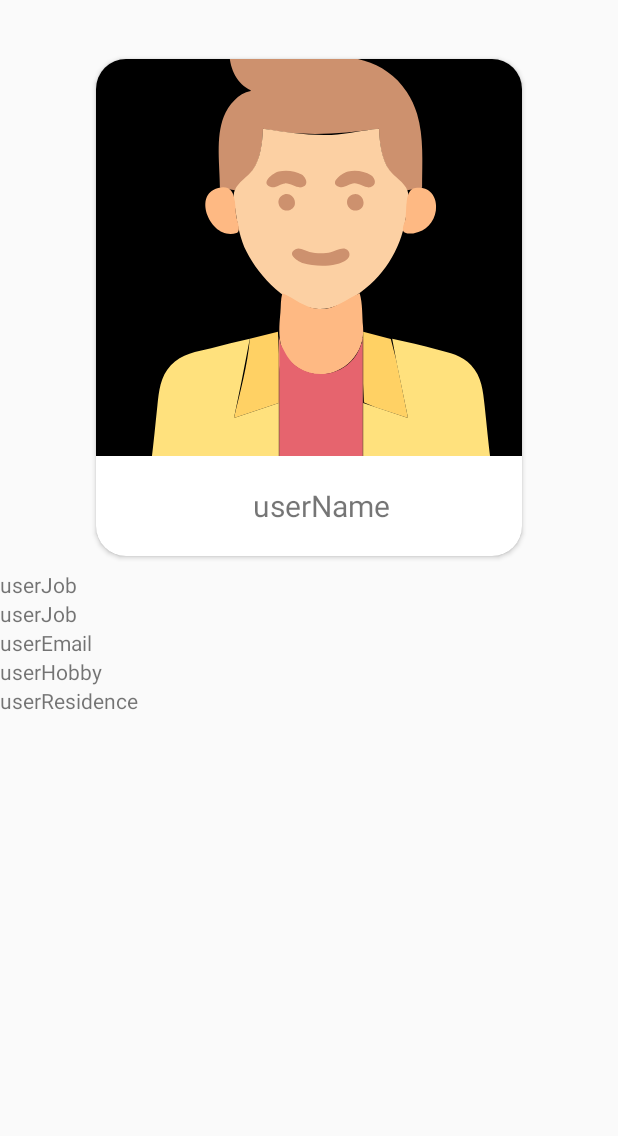
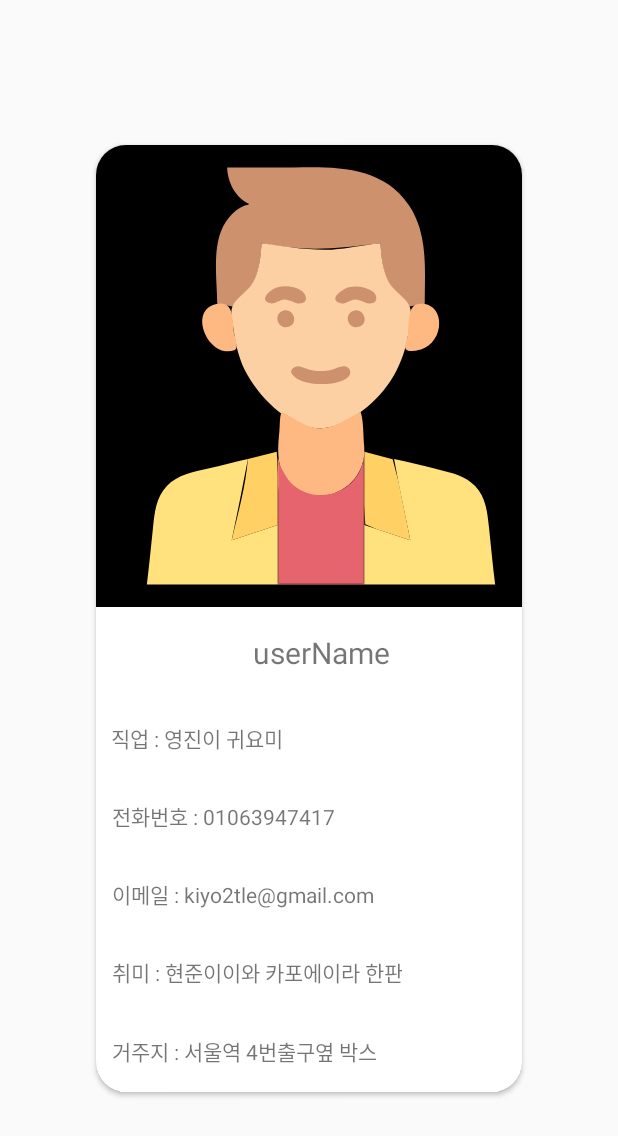
Before and after one commit to 2tle/Gayting, an Android app: the layout user_profiles.xml on its own in the app's theme, with its tools: preview values and no code run, on a phone screen of 412 x 824 dp. Shown: the top 1136 px of the screen. Run offline under Robolectric (Android 15) with nearby library versions, the light colour scheme and no system bars.

Commit message:
글자수 한줄 넘어가면 ... 대체

```diff
--- a/app/src/main/res/layout/user_profile_item.xml
+++ b/app/src/main/res/layout/user_profile_item.xml
@@ -31,7 +31,9 @@
                 android:layout_height="0dp"
                 android:layout_weight="0.3"
                 android:text="userName"
-                android:textSize="20dp" />
+                android:textSize="20dp"
+                android:ellipsize="end"
+                android:singleLine="true"/>
 
         </LinearLayout>
 
--- a/app/src/main/res/layout/user_profiles.xml
+++ b/app/src/main/res/layout/user_profiles.xml
@@ -16,14 +16,14 @@
         <androidx.cardview.widget.CardView
             android:id="@+id/userGenderCard"
             android:layout_width="300dp"
-            android:layout_height="350dp"
+            android:layout_height="650dp"
             app:cardCornerRadius="20dp"
-            android:layout_marginTop="30dp"
             android:layout_gravity="center"
             app:cardUseCompatPadding="true"
             app:layout_constraintTop_toTopOf="parent"
             app:layout_constraintStart_toStartOf="parent"
-            app:layout_constraintEnd_toEndOf="parent">
+            app:layout_constraintEnd_toEndOf="parent"
+            app:layout_constraintBottom_toBottomOf="parent">
             <LinearLayout
                 android:layout_width="match_parent"
                 android:layout_height="match_parent"
@@ -31,7 +31,7 @@
                 <ImageView
                     android:layout_width="300dp"
                     android:layout_height="0dp"
-                    android:layout_weight="0.8"
+                    android:layout_weight="0.5"
                     android:scaleType="centerCrop"
                     android:src="@drawable/ic_youngman"/>
                 <TextView
@@ -39,52 +39,72 @@
                     android:id="@+id/userName"
                     android:layout_width="300dp"
                     android:layout_height="0dp"
-                    android:layout_weight="0.2"
+                    android:layout_weight="0.1"
                     android:text="userName"
-                    android:textSize="20dp" />
+                    android:textSize="20dp"
+                    android:ellipsize="end"
+                    android:singleLine="true"/>
+                <TextView
+                    android:id="@+id/userJob"
+                    android:layout_width="wrap_content"
+                    android:layout_height="wrap_content"
+                    android:text="직업 : 영진이 귀요미"
+                    android:layout_weight="0.05"
+                    android:gravity="center"
+                    android:layout_marginStart="10dp"
+                    android:ellipsize="end"
+                    android:singleLine="true"
+                    />
+
+                <TextView
+                    android:id="@+id/userPhoneNumber"
+                    android:layout_width="wrap_content"
+                    android:layout_height="wrap_content"
+                    android:text="전화번호 : 01063947417"
+                    android:layout_weight="0.05"
+                    android:gravity="center"
+                    android:layout_marginStart="10dp"
+                    android:ellipsize="end"
+                    android:singleLine="true"/>
+
+                <TextView
+                    android:id="@+id/userEmail"
+                    android:layout_width="wrap_content"
+                    android:layout_height="wrap_content"
+                    android:text="이메일 : kiyo2tle@gmail.com"
+                    android:layout_weight="0.05"
+                    android:gravity="center"
+                    android:layout_marginStart="10dp"
+                    android:ellipsize="end"
+                    android:singleLine="true"/>
+
+                <TextView
+                    android:id="@+id/userHobby"
+                    android:layout_width="wrap_content"
+                    android:layout_height="wrap_content"
+                    android:text="취미 : 현준이이와 카포에이라 한판"
+                    android:layout_weight="0.05"
+                    android:gravity="center"
+                    android:layout_marginStart="10dp"
+                    android:ellipsize="end"
+                    android:singleLine="true"/>
+
+                <TextView
+                    android:id="@+id/userResidence"
+                    android:layout_width="wrap_content"
+                    android:layout_height="wrap_content"
+                    android:text="거주지 : 서울역 4번출구옆 박스"
+                    android:layout_weight="0.05"
+                    android:gravity="center"
+                    android:layout_marginStart="10dp"
+                    android:ellipsize="end"
+                    android:singleLine="true"/>
+
 
             </LinearLayout>
 
         </androidx.cardview.widget.CardView>
 
-        <LinearLayout
-            android:layout_width="match_parent"
-            android:layout_height="0dp"
-            android:orientation="vertical"
-            app:layout_constraintTop_toBottomOf="@+id/userGenderCard">
-            <TextView
-                android:id="@+id/userJob"
-                android:layout_width="wrap_content"
-                android:layout_height="wrap_content"
-                android:text="userJob"/>
-
-            <TextView
-                android:id="@+id/userPhoneNumber"
-                android:layout_width="wrap_content"
-                android:layout_height="wrap_content"
-                android:text="userJob"/>
-
-            <TextView
-                android:id="@+id/userEmail"
-                android:layout_width="wrap_content"
-                android:layout_height="wrap_content"
-                android:text="userEmail"/>
-
-            <TextView
-                android:id="@+id/userHobby"
-                android:layout_width="wrap_content"
-                android:layout_height="wrap_content"
-                android:text="userHobby"/>
-
-            <TextView
-                android:id="@+id/userResidence"
-                android:layout_width="wrap_content"
-                android:layout_height="wrap_content"
-                android:text="userResidence"/>
-
-
-
-        </LinearLayout>
 
     </androidx.constraintlayout.widget.ConstraintLayout>
 
```
